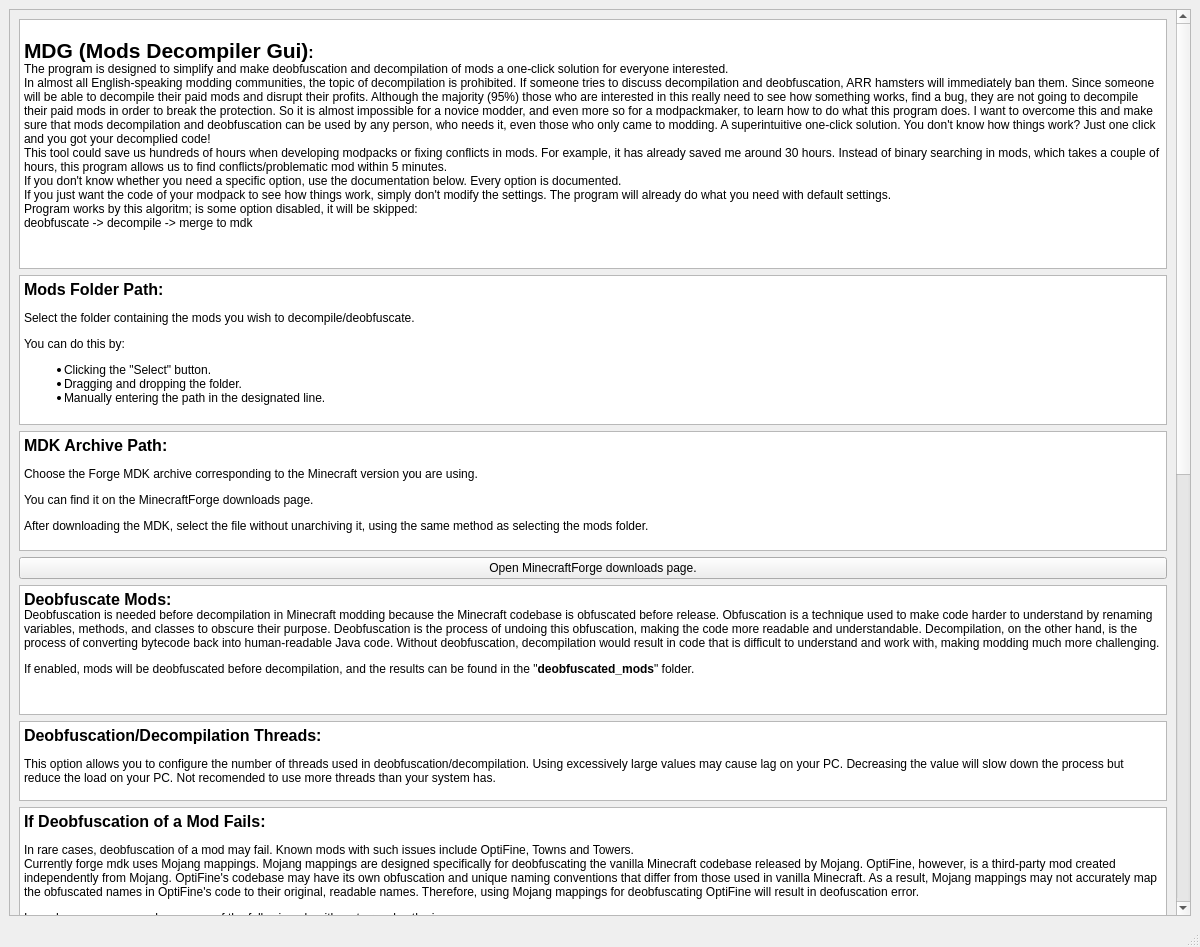
Above: MDGui/MDGHelpWindow.ui from KostromDan/Mods-Decompiler-GUI before the change. Below: the same form after it.
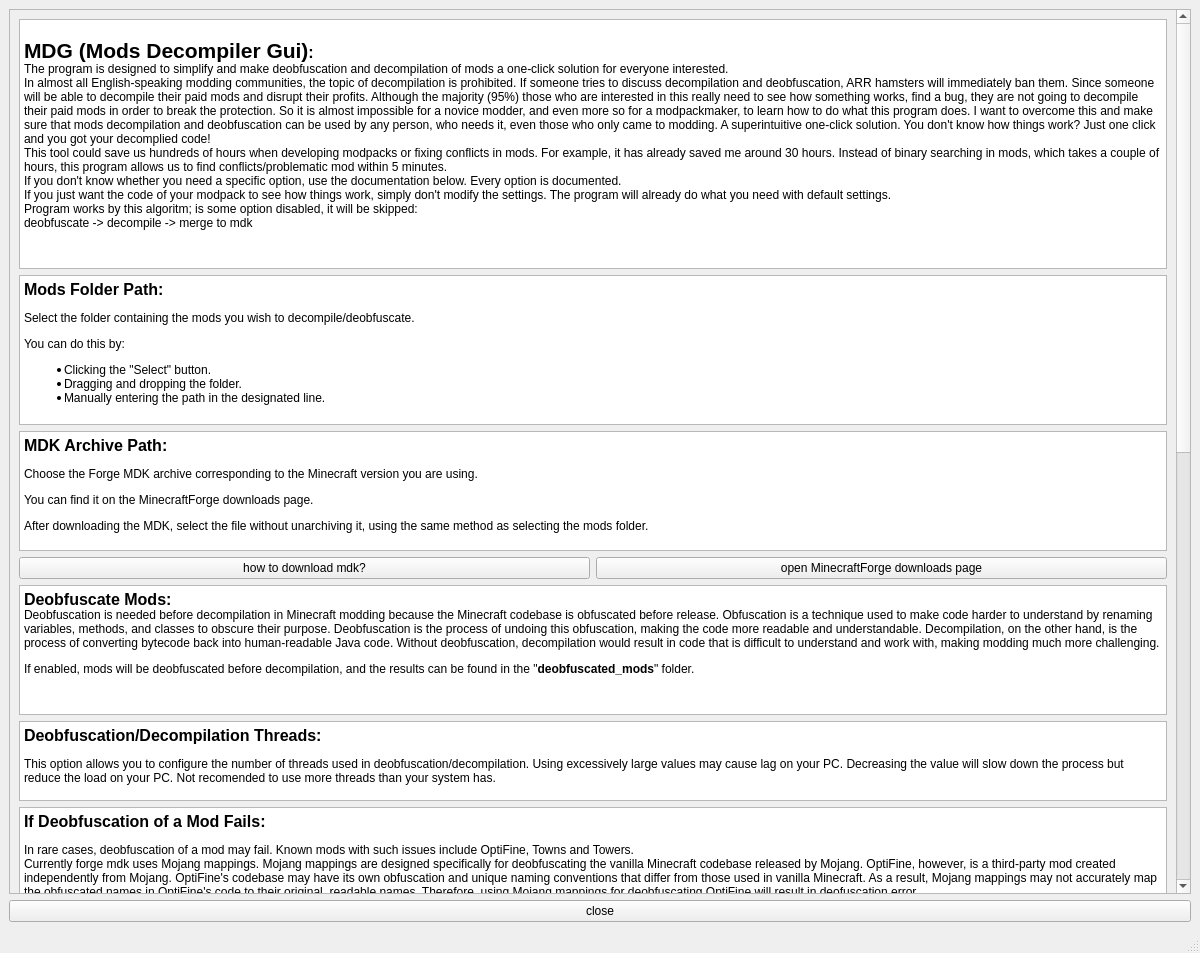
That is the form after the change.

Commit message: Refactor. Created MdkHelpWindow.

```diff
--- a/MDGui/MDGHelpWindow.ui
+++ b/MDGui/MDGHelpWindow.ui
@@ -7,7 +7,7 @@
     <x>0</x>
     <y>0</y>
     <width>1200</width>
-    <height>947</height>
+    <height>953</height>
    </rect>
   </property>
   <property name="sizePolicy">
@@ -51,9 +51,9 @@
        <property name="geometry">
         <rect>
          <x>0</x>
-         <y>-616</y>
+         <y>0</y>
          <width>1163</width>
-         <height>1763</height>
+         <height>1765</height>
         </rect>
        </property>
        <layout class="QVBoxLayout" name="verticalLayout_2">
@@ -183,11 +183,22 @@
          </widget>
         </item>
         <item>
+         <layout class="QHBoxLayout" name="horizontalLayout">
+          <item>
+           <widget class="QPushButton" name="mdk_help_download_button">
+            <property name="text">
+             <string>how to download mdk?</string>
+            </property>
+           </widget>
+          </item>
+          <item>
          <widget class="QPushButton" name="mdk_button">
           <property name="text">
-           <string>Open MinecraftForge downloads page.</string>
-          </property>
-         </widget>
+             <string>open MinecraftForge downloads page</string>
+            </property>
+           </widget>
+          </item>
+         </layout>
         </item>
         <item>
          <widget class="QTextBrowser" name="deobf_mods">
@@ -524,6 +535,13 @@
       </widget>
      </widget>
     </item>
+    <item>
+     <widget class="QPushButton" name="close_button">
+      <property name="text">
+       <string>close</string>
+      </property>
+     </widget>
+    </item>
    </layout>
   </widget>
   <widget class="QMenuBar" name="menubar">
```
Lines whose indentation alone changed are shown as unchanged. The commit also changes 11 other files.
